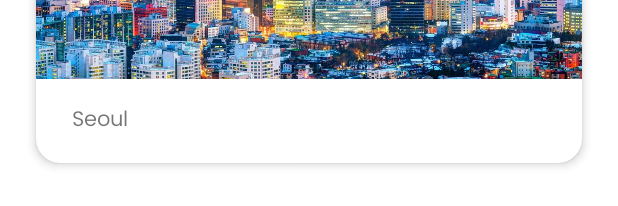
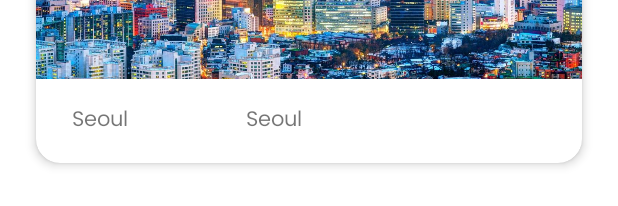
Before and after one commit to larsobist/TravelBucket, an Android app: the layout bucket_view.xml on its own in the app's theme, with its tools: preview values and no code run, on a phone screen of 412 x 824 dp. Shown: the part 179-385 px from the top of the screen. Run offline under Robolectric (Android 15) with nearby library versions, the phone set to English and light mode, and no system bars.

Commit message:
FEAT: Total Cost Bucket

```diff
--- a/app/src/main/res/layout/bucket_view.xml
+++ b/app/src/main/res/layout/bucket_view.xml
@@ -50,6 +50,18 @@
                 app:layout_constraintBottom_toBottomOf="parent"
                 app:layout_constraintStart_toStartOf="parent"
                 app:layout_constraintTop_toBottomOf="@+id/imgBucket" />
+
+            <TextView
+                android:id="@+id/text_bucketPrice"
+                android:layout_width="wrap_content"
+                android:layout_height="wrap_content"
+                android:layout_marginStart="140dp"
+                android:layout_marginTop="16dp"
+                android:layout_marginBottom="16dp"
+                android:text="Seoul"
+                app:layout_constraintBottom_toBottomOf="parent"
+                app:layout_constraintStart_toStartOf="parent"
+                app:layout_constraintTop_toBottomOf="@+id/imgBucket" />
         </androidx.constraintlayout.widget.ConstraintLayout>
     </com.google.android.material.card.MaterialCardView>
 
```
Also changed, not shown: app/src/main/java/com/example/travelbucket/BucketAdapter.kt (+21 -3 lines).
